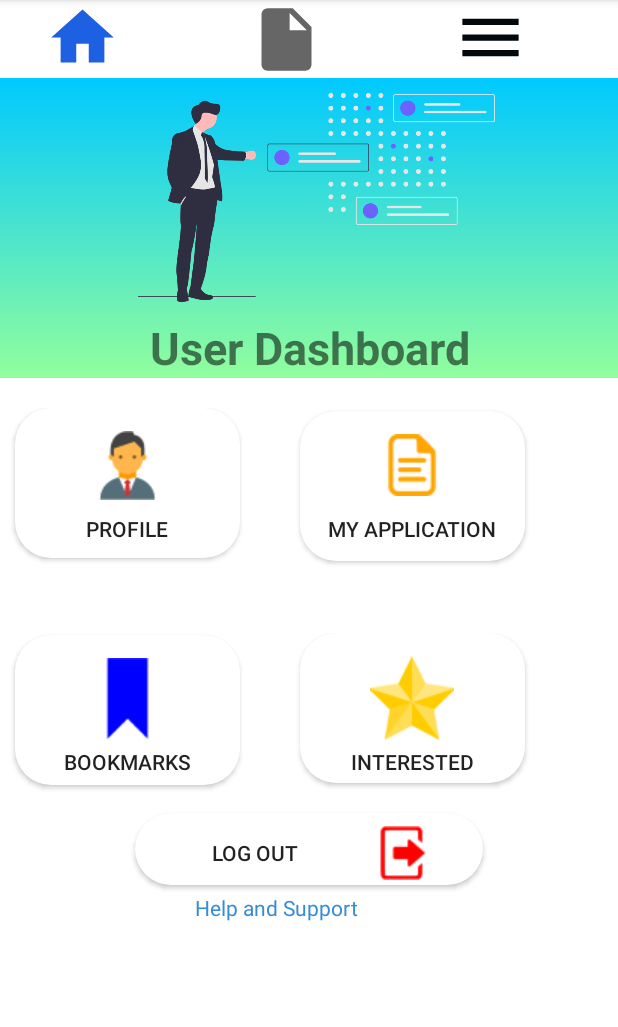
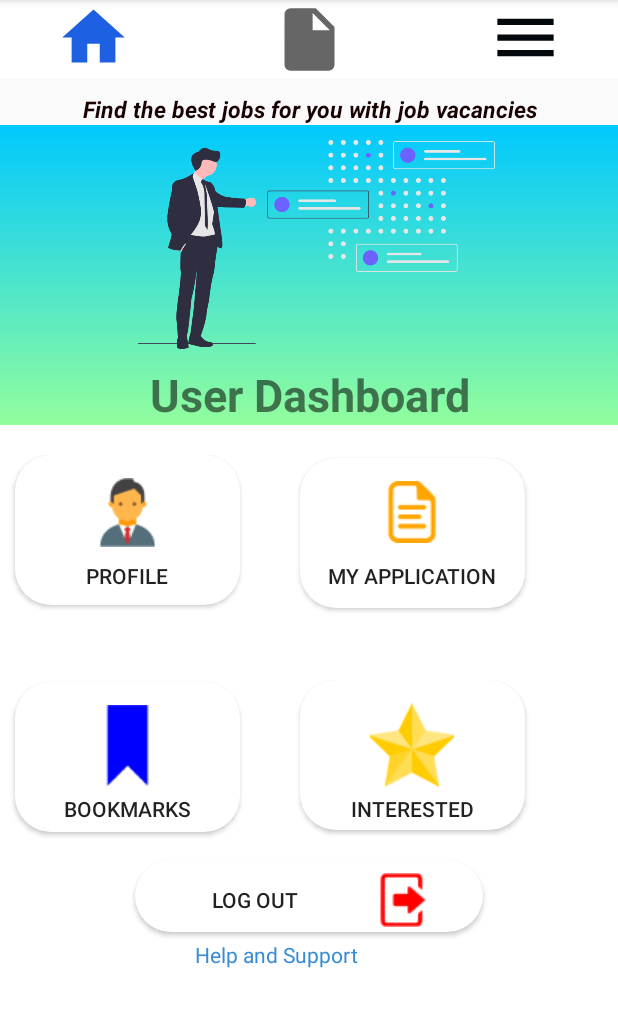
Before and after one commit to Charitha615/jobBank, an Android app: the screen it shows after launch (user_home), after a tap on an icon or button, on a phone screen of 412 x 824 dp, the part 84-1111 px from its top. Run offline under Robolectric (Android 15) with nearby library versions, the phone set to English and light mode, and no system bars; our stand-ins replace Firebase (no records; nobody signed in at launch, a user with empty details on screens opened directly); libraries missing offline, so code that uses them is left out: io.paperdb; pictures from the network do not load; 1 statement that could not run was skipped.

```diff
--- a/app/src/main/java/com/example/jobbank/user_login.java
+++ b/app/src/main/java/com/example/jobbank/user_login.java
@@ -53,6 +53,7 @@ public class user_login extends AppCompatActivity {
         setContentView(R.layout.activity_user_login);
 
         INSTANCE=this;
+
 
 
         user_sign = findViewById(R.id.signuplink);
--- a/app/src/main/res/layout/activity_user_home.xml
+++ b/app/src/main/res/layout/activity_user_home.xml
@@ -15,7 +15,8 @@
 
         <ImageButton
             android:id="@+id/home_btn"
-            android:layout_width="wrap_content"
+            android:layout_width="40dp"
+            android:layout_weight="1"
             android:layout_height="wrap_content"
             android:background="#FFFFFF"
             android:layout_marginRight="80dp"
@@ -30,9 +31,11 @@
 
         <ImageButton
             android:id="@+id/my_application_nav"
-            android:layout_width="62dp"
+            android:layout_width="40dp"
             android:layout_height="match_parent"
             android:layout_marginRight="80dp"
+            android:layout_weight="1"
+
             android:background="#FFFFFF"
             app:layout_constraintEnd_toStartOf="@+id/imageButton10"
             app:layout_constraintHorizontal_bias="0.5"
@@ -43,7 +46,8 @@
 
         <ImageButton
             android:id="@+id/user_menu_btn"
-            android:layout_width="wrap_content"
+            android:layout_width="40dp"
+            android:layout_weight="1"
             android:layout_height="wrap_content"
             android:background="#FFFFFF"
             android:layout_marginRight="30dp"
@@ -55,6 +59,15 @@
             tools:ignore="VectorDrawableCompat" />
     </LinearLayout>
 
+    <TextView
+        android:layout_width="match_parent"
+        android:layout_height="wrap_content"
+        android:layout_marginTop="10dp"
+        android:text="Find the best jobs for you with job vacancies"
+        android:textAlignment="center"
+        android:textColor="#190202"
+        android:textSize="15sp"
+        android:textStyle="bold|italic" />
 
 
     <FrameLayout
--- a/app/src/main/res/menu/searchmenu.xml
+++ b/app/src/main/res/menu/searchmenu.xml
@@ -2,11 +2,12 @@
 <menu xmlns:android="http://schemas.android.com/apk/res/android"
     xmlns:app="http://schemas.android.com/apk/res-auto">
 
-    <item android:id="@+id/searchh"
-    android:icon="@drawable/search_24"
-    android:title="Search member"
-    app:showAsAction="always"
-    app:actionViewClass="androidx.appcompat.widget.SearchView"/>
+    <item
+        android:id="@+id/searchh"
+        android:icon="@drawable/search_24"
+        android:title="Search Vacancies"
+        app:actionViewClass="androidx.appcompat.widget.SearchView"
+        app:showAsAction="always" />
 
 
 
```
Also changed, not shown: app/src/main/java/com/example/jobbank/cv_uploader_java.java (+17 -1 lines), app/src/main/java/com/example/jobbank/user_cv_preview.java (+14 -2 lines), app/src/main/java/com/example/jobbank/user_home.java (+13 -1 lines).
